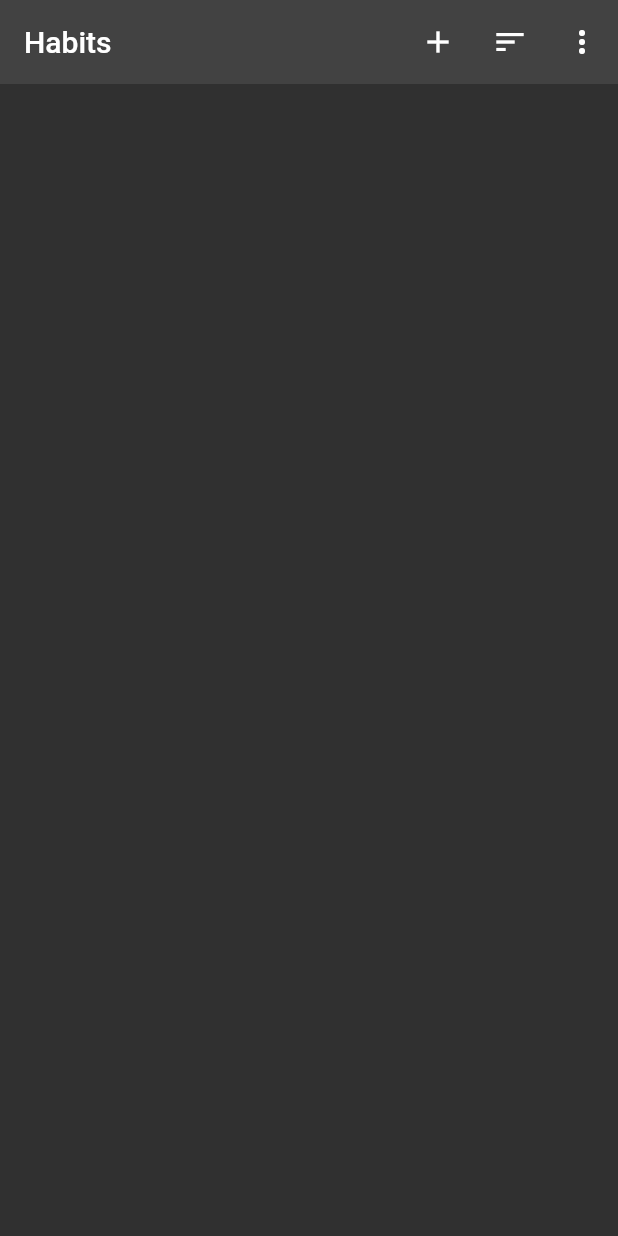
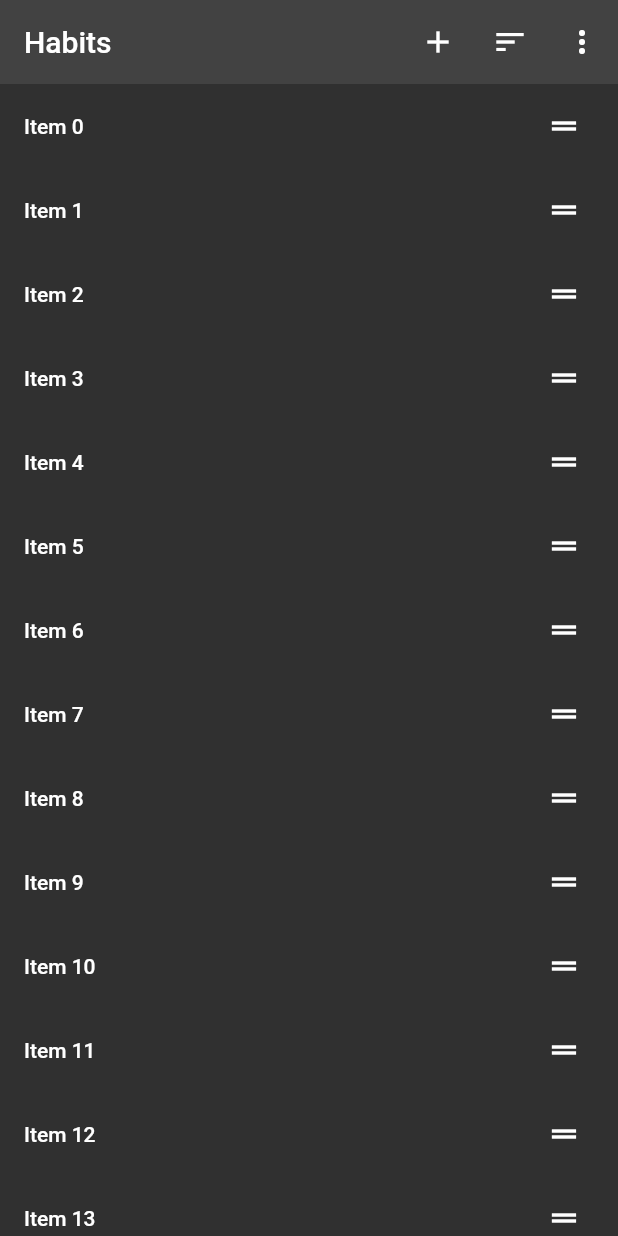
Before and after one commit to H11TM4N/habit_tracker_app, a Flutter app: the screen it shows after launch, on a phone screen of 412 x 824 dp. Run offline on Flutter 3.47's test engine with Material 2 defaults, Android fonts, the phone set to English and light mode, and no system bars.

Commit message:
reorderable list view

```diff
--- a/lib/home_page.dart
+++ b/lib/home_page.dart
@@ -1,10 +1,27 @@
 import 'package:flutter/material.dart';
 
-class HomePage extends StatelessWidget {
+class HomePage extends StatefulWidget {
   const HomePage({super.key});
 
   @override
+  State<HomePage> createState() => _HomePageState();
+}
+
+class _HomePageState extends State<HomePage> {
+  @override
   Widget build(BuildContext context) {
+    final List<int> items = List<int>.generate(30, (int index) => index);
+
+    void onReorder(int oldIndex, int newIndex) {
+      setState(() {
+        if (oldIndex < newIndex) {
+          newIndex -= 1;
+        }
+        final item = items.removeAt(oldIndex);
+        items.insert(newIndex, item);
+      });
+    }
+
     return Scaffold(
       appBar: AppBar(
         title: const Text('Habits'),
@@ -23,6 +40,17 @@ class HomePage extends StatelessWidget {
           )
         ],
       ),
+      body: ReorderableListView(
+        onReorder: onReorder,
+        children: List.generate(
+          items.length,
+          (index) => ListTile(
+            key: Key('$index'),
+            title: Text('Item ${items[index]}'),
+            trailing: const Icon(Icons.drag_handle_sharp),
+          ),
+        ),
+      ),
     );
   }
 }
```
